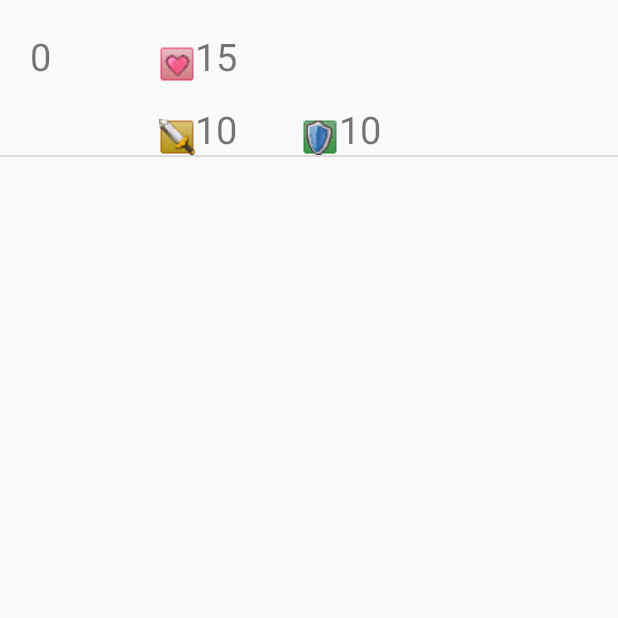
After one commit to kyushy/BarcodeBattlerMT, an Android app: the BattlerListActivity screen opened directly, with no data from a screen before it, on a phone screen of 412 x 824 dp, the top half of it. The commit adds this screen. Run offline under Robolectric (Android 15) with nearby library versions, the phone set to English and light mode, and no system bars.

Commit message:
Battler list / Assets

```diff
--- a/app/src/main/AndroidManifest.xml
+++ b/app/src/main/AndroidManifest.xml
@@ -19,6 +19,9 @@
         <activity
             android:name=".activities.GameActivity"
             android:label="@string/title_activity_game"></activity>
+        <activity
+            android:name=".activities.BattlerListActivity"
+            android:label="BattlerListActivity"></activity>
     </application>
 
 </manifest>
--- /dev/null
+++ b/app/src/main/java/com/mbds/barcodebattlermt/activities/BattlerListActivity.java
@@ -0,0 +1,31 @@
+package com.mbds.barcodebattlermt.activities;
+
+import android.support.v7.app.AppCompatActivity;
+import android.os.Bundle;
+import android.widget.ListView;
+
+import com.mbds.barcodebattlermt.R;
+import com.mbds.barcodebattlermt.model.Battler;
+import com.mbds.barcodebattlermt.model.BattlerAdapter;
+
+import java.util.ArrayList;
+import java.util.List;
+
+public class BattlerListActivity extends AppCompatActivity {
+
+    private ListView battlersView;
+    private List<Battler> battlers;
+
+    @Override
+    protected void onCreate(Bundle savedInstanceState) {
+        super.onCreate(savedInstanceState);
+        setContentView(R.layout.activity_battler_list);
+
+        battlersView = (ListView) findViewById(R.id.battlers_list);
+        battlers = new ArrayList<>();
+        battlers.add(new Battler(15, 10, 10));
+
+        BattlerAdapter adapter = new BattlerAdapter(BattlerListActivity.this, battlers);
+        battlersView.setAdapter(adapter);
+    }
+}
--- a/app/src/main/java/com/mbds/barcodebattlermt/activities/GameActivity.java
+++ b/app/src/main/java/com/mbds/barcodebattlermt/activities/GameActivity.java
@@ -46,6 +46,8 @@ public class GameActivity extends AppCompatActivity {
                     return true;
                 case R.id.navigation_monsters:
                     mTextMessage.setText(R.string.title_monsters);
+                    Intent intent = new Intent(GameActivity.this, BattlerListActivity.class);
+                    startActivity(intent);
                     return true;
                 case R.id.navigation_gears:
                     mTextMessage.setText(R.string.title_gears);
--- /dev/null
+++ b/app/src/main/java/com/mbds/barcodebattlermt/model/BattlerAdapter.java
@@ -0,0 +1,60 @@
+package com.mbds.barcodebattlermt.model;
+
+import android.content.Context;
+import android.support.annotation.NonNull;
+import android.view.LayoutInflater;
+import android.view.View;
+import android.view.ViewGroup;
+import android.widget.ArrayAdapter;
+import android.widget.TextView;
+
+import com.mbds.barcodebattlermt.R;
+
+import java.util.List;
+
+/**
+ * Created by Fred on 26/10/2017.
+ */
+
+public class BattlerAdapter extends ArrayAdapter<Battler> {
+
+    public BattlerAdapter(Context context, List<Battler> battlers) {
+        super(context, 0, battlers);
+    }
+
+    @Override
+    public View getView(int position, View convertView, ViewGroup parent) {
+
+        if(convertView == null){
+            convertView = LayoutInflater.from(getContext()).inflate(R.layout.row_battler, parent, false);
+        }
+
+        BattlerViewHolder viewHolder = (BattlerViewHolder) convertView.getTag();
+        if(viewHolder == null){
+            viewHolder = new BattlerViewHolder();
+            viewHolder.id = (TextView) convertView.findViewById(R.id.id_battler);
+            viewHolder.hp = (TextView) convertView.findViewById(R.id.hp_battler);
+            viewHolder.atk = (TextView) convertView.findViewById(R.id.atk_battler);
+            viewHolder.def = (TextView) convertView.findViewById(R.id.def_battler);
+            convertView.setTag(viewHolder);
+        }
+
+        //getItem(position) va récupérer l'item [position] de la List<Battler> battlers
+        Battler battler = getItem(position);
+
+        //il ne reste plus qu'à remplir notre vue
+        viewHolder.id.setText(battler.getId()+"");
+        viewHolder.hp.setText(battler.getHp()+"");
+        viewHolder.atk.setText(battler.getAtk()+"");
+        viewHolder.def.setText(battler.getDef()+"");
+
+        return convertView;
+    }
+
+    private class BattlerViewHolder{
+        public TextView id;
+        public TextView hp;
+        public TextView atk;
+        public TextView def;
+    }
+}
--- /dev/null
+++ b/app/src/main/res/layout/activity_battler_list.xml
@@ -0,0 +1,14 @@
+<?xml version="1.0" encoding="utf-8"?>
+<android.support.constraint.ConstraintLayout xmlns:android="http://schemas.android.com/apk/res/android"
+    xmlns:app="http://schemas.android.com/apk/res-auto"
+    xmlns:tools="http://schemas.android.com/tools"
+    android:layout_width="match_parent"
+    android:layout_height="match_parent"
+    tools:context="com.mbds.barcodebattlermt.activities.BattlerListActivity">
+
+    <ListView
+        android:id="@+id/battlers_list"
+        android:layout_width="match_parent"
+        android:layout_height="match_parent"></ListView>
+
+</android.support.constraint.ConstraintLayout>
--- /dev/null
+++ b/app/src/main/res/layout/row_battler.xml
@@ -0,0 +1,68 @@
+<?xml version="1.0" encoding="utf-8"?>
+<RelativeLayout xmlns:android="http://schemas.android.com/apk/res/android"
+    android:layout_width="match_parent" android:layout_height="match_parent">
+
+    <TextView
+        android:id="@+id/id_battler"
+        android:layout_width="wrap_content"
+        android:layout_height="wrap_content"
+        android:text="ID"
+        android:textSize="25sp"
+        android:layout_marginLeft="20dp"
+        android:layout_marginTop="20dp"/>
+
+    <ImageView
+        android:layout_width="wrap_content"
+        android:layout_height="wrap_content"
+        android:layout_above="@+id/atk_battler"
+        android:layout_toStartOf="@+id/atk_battler"
+        android:src="@drawable/hp_icon" />
+
+    <TextView
+        android:id="@+id/hp_battler"
+        android:layout_width="wrap_content"
+        android:layout_height="wrap_content"
+        android:layout_alignBaseline="@+id/id_battler"
+        android:layout_alignBottom="@+id/id_battler"
+        android:layout_marginStart="96dp"
+        android:layout_toEndOf="@+id/id_battler"
+        android:text="HP"
+        android:textSize="25sp" />
+
+    <ImageView
+        android:layout_width="wrap_content"
+        android:layout_height="wrap_content"
+        android:layout_alignBottom="@+id/atk_battler"
+        android:layout_toStartOf="@+id/atk_battler"
+        android:src="@drawable/atk_icon" />
+
+    <TextView
+        android:id="@+id/atk_battler"
+        android:layout_width="wrap_content"
+        android:layout_height="wrap_content"
+        android:layout_alignStart="@+id/hp_battler"
+        android:layout_below="@+id/hp_battler"
+        android:layout_marginTop="14dp"
+        android:text="ATK"
+        android:textSize="25sp" />
+
+    <ImageView
+        android:layout_width="wrap_content"
+        android:layout_height="wrap_content"
+        android:layout_alignBottom="@+id/def_battler"
+        android:layout_marginStart="43dp"
+        android:layout_toEndOf="@+id/atk_battler"
+        android:src="@drawable/def_icon" />
+
+    <TextView
+        android:layout_width="wrap_content"
+        android:layout_height="wrap_content"
+        android:layout_alignBaseline="@+id/atk_battler"
+        android:layout_alignBottom="@+id/atk_battler"
+        android:layout_marginStart="68dp"
+        android:layout_toEndOf="@+id/atk_battler"
+        android:text="DEF"
+        android:textSize="25sp"
+        android:id="@+id/def_battler" />
+
+</RelativeLayout>
```
Also changed, not shown: app/src/main/res/drawable/atk_icon.png (added), app/src/main/res/drawable/def_icon.png (added), app/src/main/res/drawable/hp_icon.png (added).
